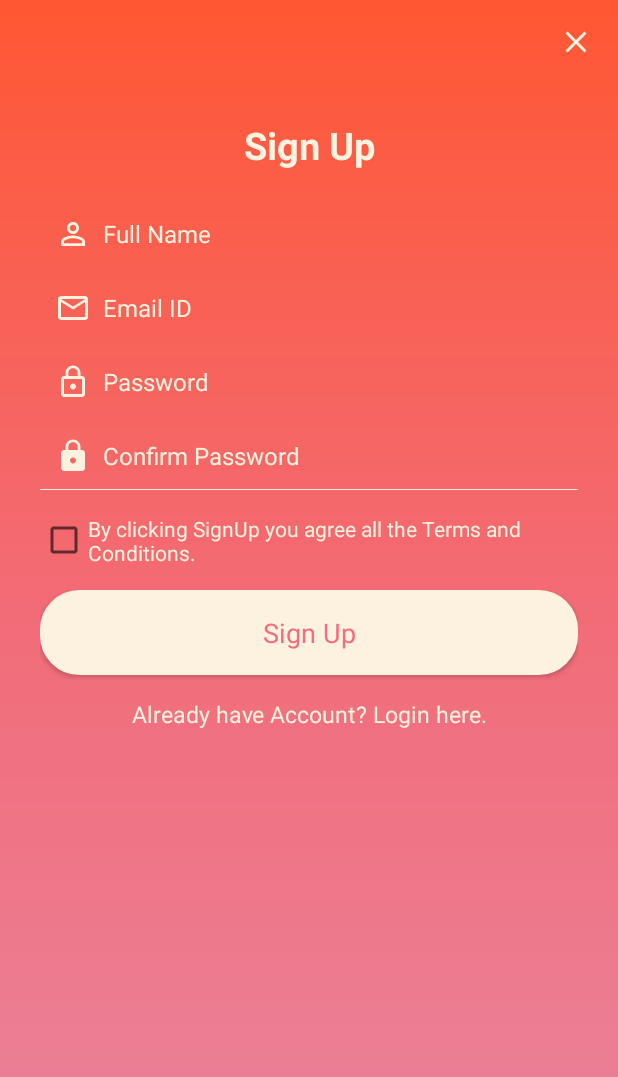
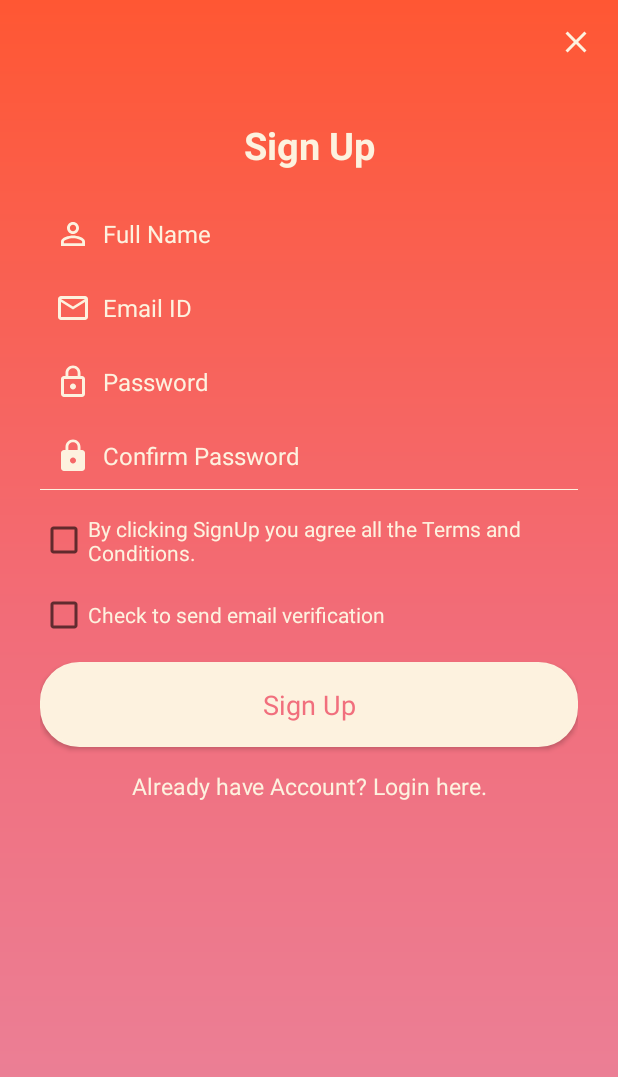
Before and after one commit to rr00232/trackohol, an Android app: the fragment SignUp_Fragment placed in its activity, on a phone screen of 412 x 824 dp. Shown: the top 1077 px of the screen. Run offline under Robolectric (Android 15) with nearby library versions, the phone set to English and light mode, and no system bars; our stand-ins replace Firebase (no records; nobody signed in at launch, a user with empty details on screens opened directly).

Commit message:
sending email verification, add another checkbox to confirm the sending action

```diff
--- a/app/src/main/java/com/example/rizvanr/eps/Login_Fragment.java
+++ b/app/src/main/java/com/example/rizvanr/eps/Login_Fragment.java
@@ -175,7 +175,7 @@ public class Login_Fragment extends Fragment implements OnClickListener {
             getActivity().startActivity(intent);
         }
 
-        mAuth.createUserWithEmailAndPassword(getEmailId, getPassword);
+       // mAuth.createUserWithEmailAndPassword(getEmailId, getPassword);
 
     }
 }
--- a/app/src/main/java/com/example/rizvanr/eps/SignUp_Fragment.java
+++ b/app/src/main/java/com/example/rizvanr/eps/SignUp_Fragment.java
@@ -2,6 +2,7 @@ package com.example.rizvanr.eps;
 import java.util.regex.Matcher;
 import java.util.regex.Pattern;
 import android.os.Bundle;
+import android.support.annotation.NonNull;
 import android.support.v4.app.Fragment;
 import android.view.LayoutInflater;
 import android.view.View;
@@ -15,6 +16,7 @@ import android.widget.Toast;
 //Firebase
 import com.google.android.gms.tasks.OnCanceledListener;
 import com.google.android.gms.tasks.OnCompleteListener;
+import com.google.android.gms.tasks.Task;
 import com.google.firebase.auth.AuthResult;
 import com.google.firebase.database.ChildEventListener;
 import com.google.firebase.database.DataSnapshot;
@@ -34,14 +36,16 @@ public class SignUp_Fragment extends Fragment implements OnClickListener {
     private static EditText fullName, emailId, password, confirmPassword;
     private static TextView login;
     private static Button signUpButton;
-    private static CheckBox terms_conditions;
+    private static CheckBox terms_conditions, check_send;
     private FirebaseDatabase database;
     private DatabaseReference users;
     private FirebaseAuth mAuth;
 
     public SignUp_Fragment() {
+
+
         mAuth = FirebaseAuth.getInstance();
-
+    // check_send = (CheckBox) view.findViewById(R.id.email_veriBtn);
 
     }
 
@@ -140,9 +144,26 @@ public class SignUp_Fragment extends Fragment implements OnClickListener {
             //TODO MUST-HAVE add all fields (user's name, email and password) to DB
             Toast.makeText(getActivity(), "Thank you for signing up.", Toast.LENGTH_SHORT)
                     .show();
-           mAuth.createUserWithEmailAndPassword(getEmailId, getPassword);
 
+         // email event
+       // check_send.setOnClickListener(new View.OnClickListener() {
+           // @Override
+        //    public void onClick(View view) {
+             //   check_send.setEnabled(false);
 
-
+                FirebaseUser user = mAuth.getCurrentUser();
+                user.sendEmailVerification().addOnCompleteListener(new OnCompleteListener<Void>() {
+                    @Override
+                    public void onComplete(@NonNull Task<Void> task) {
+                     //   check_send.setEnabled(true);
+                       // if (task.isSuccessful())
+                            Toast.makeText(SignUp_Fragment.this.getActivity(), "email veri sent" +mAuth.getInstance().getCurrentUser().getEmail(), Toast.LENGTH_SHORT).show();
+                       // else
+                          //  Toast.makeText(SignUp_Fragment.this.getActivity(), "fail to sent email", Toast.LENGTH_SHORT).show();
+                                                  }
+                                              });
+                                     //     }
+                                 //     });
+        mAuth.createUserWithEmailAndPassword(getEmailId, getPassword);
     }
 }
--- a/app/src/main/res/layout/signup_layout.xml
+++ b/app/src/main/res/layout/signup_layout.xml
@@ -101,6 +101,14 @@
         android:text="@string/terms_conditions"
         android:textColor="@color/lightorange"
         android:textSize="14sp" />
+    <CheckBox
+        android:id="@+id/email_veriBtn"
+        android:text="Check to send email verification"
+        android:textColor="@color/lightorange"
+        android:layout_width="wrap_content"
+        android:layout_height="wrap_content"
+        android:layout_marginTop="16dp"
+        android:textSize="14sp" />
 
     <Button
         android:id="@+id/signUpBtn"
```
